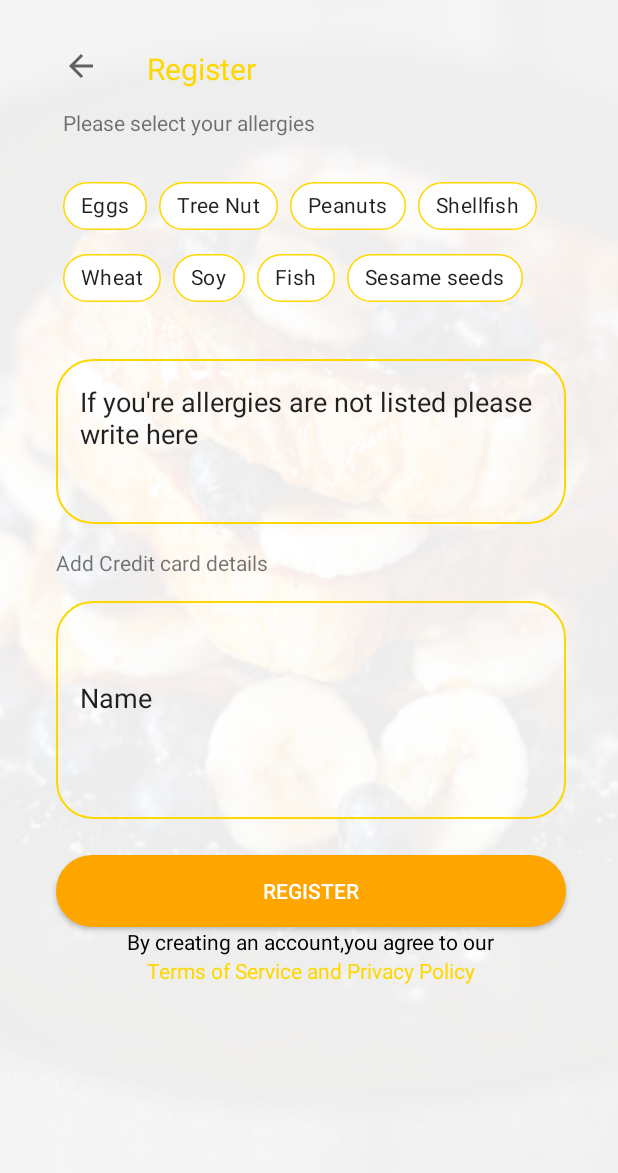
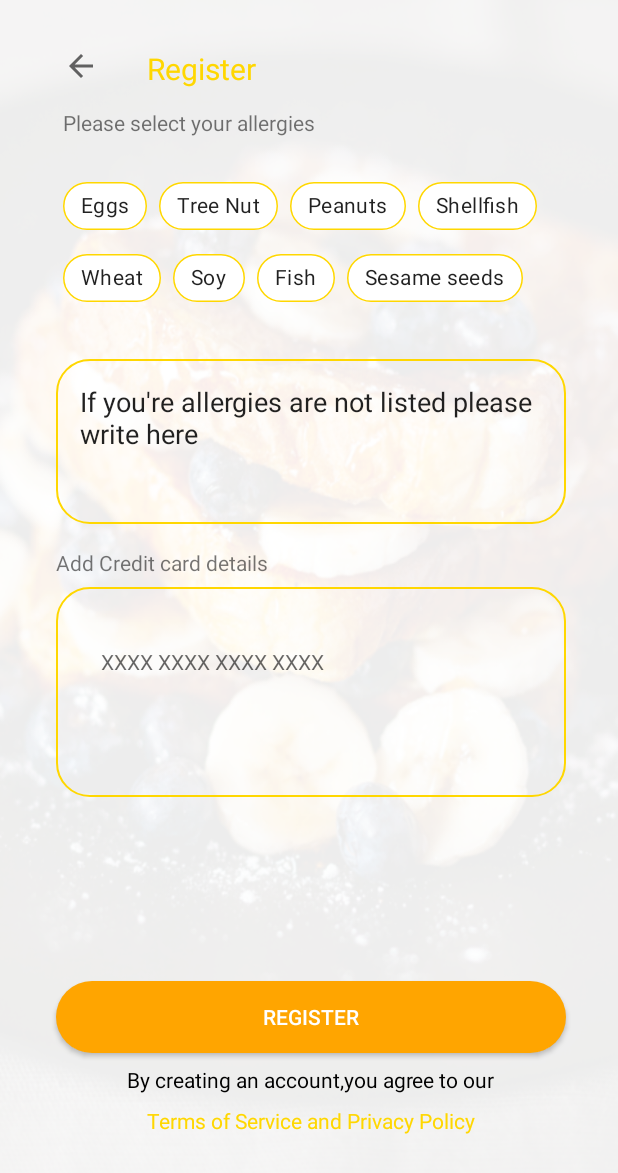
Before and after one commit to arya-queen-of-the-north/the-pod, an Android app: the screen it shows after launch (Registration2Activity), on a phone screen of 412 x 824 dp. Shown: the top 1173 px of the screen. Run offline under Robolectric (Android 15) with nearby library versions, the phone set to English and light mode, and no system bars.

Commit message:
started working on the Local Database

```diff
--- a/app/build.gradle
+++ b/app/build.gradle
@@ -34,5 +34,7 @@ dependencies {
     androidTestImplementation 'androidx.test:runner:1.1.1'
     androidTestImplementation 'androidx.test.espresso:espresso-core:3.1.1'
     implementation 'com.google.android.material:material:1.0.0'
+    implementation 'androidx.room:room-runtime:2.2.0-rc01'
+    annotationProcessor 'androidx.room:room-compiler:2.2.0-rc01'
 }
 apply plugin: 'com.google.gms.google-services'
--- a/app/src/main/res/drawable/input_background.xml
+++ b/app/src/main/res/drawable/input_background.xml
@@ -3,14 +3,14 @@
     <item android:state_focused="true">
         <shape android:shape="rectangle">
             <stroke android:color="@color/yellow" android:width="1dp" />
-            <corners android:radius="24dp" />
+            <corners android:radius="22dp" />
         </shape>
     </item>
 
     <item>
         <shape android:shape="rectangle">
             <stroke android:color="@color/yellow" android:width="1dp" />
-            <corners android:radius="24dp" />
+            <corners android:radius="22dp" />
         </shape>
     </item>
 </selector>
--- a/app/src/main/res/layout/activity_login_page.xml
+++ b/app/src/main/res/layout/activity_login_page.xml
@@ -53,6 +53,7 @@
         android:layout_marginTop="32dp"
         android:background="@drawable/rounded_button_login"
         android:text="Login"
+        android:textColor="@color/white"
         app:layout_constraintEnd_toEndOf="parent"
         app:layout_constraintStart_toStartOf="parent"
         app:layout_constraintTop_toBottomOf="@+id/editText" />
--- a/app/src/main/res/layout/activity_registration2.xml
+++ b/app/src/main/res/layout/activity_registration2.xml
@@ -4,8 +4,8 @@
     xmlns:tools="http://schemas.android.com/tools"
     android:layout_width="match_parent"
     android:layout_height="match_parent"
+    android:background="@drawable/background_image"
     android:paddingLeft="10dp"
-    android:background="@drawable/background_image"
     tools:context=".LoginPageActivity">
 
     <com.google.android.material.chip.ChipGroup
@@ -150,53 +150,75 @@
         app:layout_constraintStart_toStartOf="@+id/editText2"
         app:layout_constraintTop_toBottomOf="@+id/editText2" />
 
-    <EditText
-        android:id="@+id/editText3"
-        android:layout_width="340dp"
-        android:layout_height="145dp"
-        android:layout_marginTop="16dp"
-        android:background="@drawable/input_background"
-        android:ems="10"
-        android:inputType="textPersonName"
-        android:paddingLeft="16dp"
-        android:paddingRight="16dp"
-        android:paddingBottom="16dp"
-        android:text="Name"
-        app:layout_constraintStart_toStartOf="@+id/textView14"
-        app:layout_constraintTop_toBottomOf="@+id/textView14" />
-
     <android.widget.Button
         android:id="@+id/button5"
         android:layout_width="0dp"
         android:layout_height="wrap_content"
-        android:layout_marginTop="24dp"
+        android:background="@drawable/rounded_button_login"
         android:backgroundTint="@color/gold"
-        android:background="@drawable/rounded_button_login"
         android:text="Register"
         android:textColor="@color/white"
-        app:layout_constraintEnd_toEndOf="@+id/editText3"
-        app:layout_constraintStart_toStartOf="@+id/editText3"
-        app:layout_constraintTop_toBottomOf="@+id/editText3" />
+        app:layout_constraintBottom_toBottomOf="parent"
+        app:layout_constraintEnd_toEndOf="@+id/editText2"
+        app:layout_constraintStart_toStartOf="@+id/editText2"
+        app:layout_constraintTop_toBottomOf="@+id/linearLayout" />
 
     <TextView
         android:id="@+id/textView16"
         android:layout_width="wrap_content"
         android:layout_height="wrap_content"
+        android:layout_marginTop="8dp"
         android:text="By creating an account,you agree to our"
         android:textColor="@color/black"
         android:textStyle="normal"
-        app:layout_constraintEnd_toEndOf="@+id/editText3"
-        app:layout_constraintStart_toStartOf="@+id/editText3"
+        app:layout_constraintEnd_toEndOf="@+id/button5"
+        app:layout_constraintStart_toStartOf="@+id/button5"
         app:layout_constraintTop_toBottomOf="@+id/button5" />
 
     <TextView
         android:id="@+id/textView17"
         android:layout_width="wrap_content"
         android:layout_height="wrap_content"
+        android:layout_marginTop="8dp"
         android:text="Terms of Service and Privacy Policy"
         android:textColor="@color/yellow"
-        app:layout_constraintEnd_toEndOf="@+id/textView16"
-        app:layout_constraintStart_toStartOf="@+id/textView16"
+        app:layout_constraintEnd_toEndOf="@+id/button5"
+        app:layout_constraintStart_toStartOf="@+id/button5"
         app:layout_constraintTop_toBottomOf="@+id/textView16" />
 
+    <LinearLayout
+        android:id="@+id/linearLayout"
+        android:layout_width="340dp"
+        android:layout_height="140dp"
+        android:layout_marginTop="42dp"
+        android:orientation="horizontal"
+        android:background="@drawable/input_background"
+        app:layout_constraintEnd_toEndOf="@+id/editText2"
+        app:layout_constraintHorizontal_bias="0.0"
+        app:layout_constraintStart_toStartOf="@+id/editText2"
+        app:layout_constraintTop_toBottomOf="@+id/editText2">
+
+        <TextView
+            android:layout_width="300dp"
+            android:layout_height="40dp"
+            android:layout_marginTop="40dp"
+            android:layout_marginLeft="30dp"
+            android:layout_marginRight="30dp"
+            android:hint="XXXX XXXX XXXX XXXX" />
+
+        <TextView
+
+            android:layout_width="40dp"
+            android:layout_height="40dp"/>
+        <TextView
+            android:layout_width="wrap_content"
+            android:layout_height="wrap_content"
+            android:hint="dfdfdfdfdfdfdf"/>
+
+
+    </LinearLayout>
+
+
+
+
 </androidx.constraintlayout.widget.ConstraintLayout>
```
Also changed, not shown: app/src/main/AndroidManifest.xml (+6 -3 lines), app/src/main/java/com/example/thepod/OrderMenu.java (added, +17 -0 lines), app/src/main/java/com/example/thepod/data/AppDatabase.java (added, +13 -0 lines), app/src/main/java/com/example/thepod/data/dao/UserDao.java (added, +18 -0 lines), app/src/main/java/com/example/thepod/data/model/User.java (added, +26 -0 lines), app/src/main/res/layout/activity_order_menu.xml (added, +10 -0 lines).
